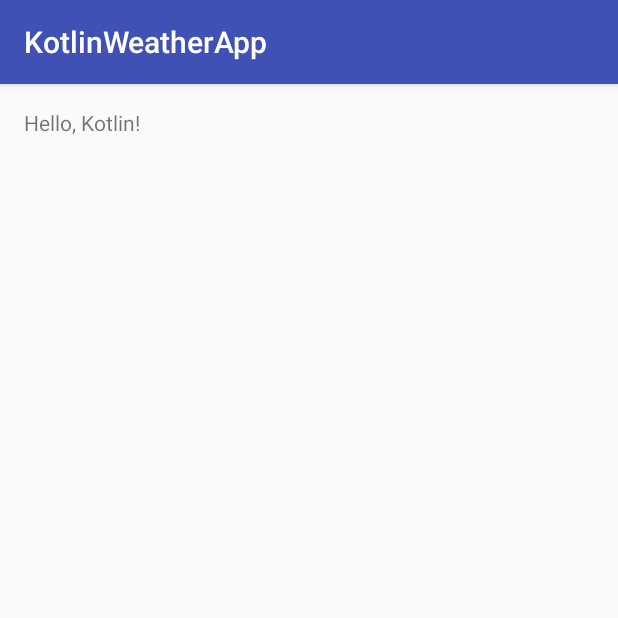
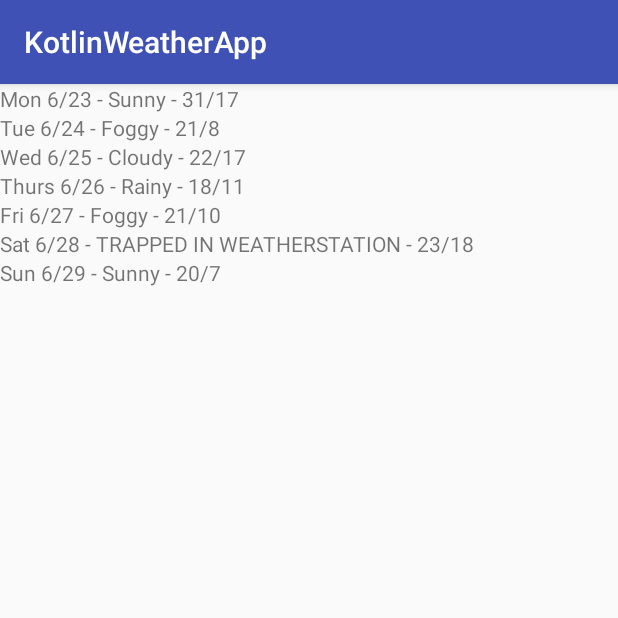
Before and after one commit to sebaslogen/KotlinWeatherApp, an Android app: the screen it shows after launch (MainActivity), on a phone screen of 412 x 824 dp, the top half of it. Run offline under Robolectric (Android 15) with nearby library versions, the phone set to English and light mode, and no system bars.

Commit message:
Kotlin classes 101

```diff
--- a/app/build.gradle
+++ b/app/build.gradle
@@ -34,6 +34,7 @@ dependencies {
     compile "com.android.support:appcompat-v7:$support_version"
     compile "org.jetbrains.kotlin:kotlin-stdlib:$kotlin_version"
     compile "org.jetbrains.anko:anko-common:$anko_version"
+    compile "com.android.support:recyclerview-v7:$support_version"
     testCompile 'junit:junit:4.12'
     androidTestCompile('com.android.support.test.espresso:espresso-core:2.2.2', {
         exclude group: 'com.android.support', module: 'support-annotations'
--- /dev/null
+++ b/app/src/main/java/com/sebaslogen/kotlinweatherapp/ForecastListAdapter.kt
@@ -0,0 +1,21 @@
+package com.sebaslogen.kotlinweatherapp
+
+import android.support.v7.widget.RecyclerView
+import android.view.ViewGroup
+import android.widget.TextView
+
+class ForecastListAdapter(val items: List<String>) :
+        RecyclerView.Adapter<ForecastListAdapter.ViewHolder>() {
+
+    override fun onCreateViewHolder(parent: ViewGroup, viewType: Int): ViewHolder {
+        return ViewHolder(TextView(parent.context))
+    }
+
+    override fun onBindViewHolder(holder: ViewHolder, position: Int) {
+        holder.textView.text = items[position]
+    }
+
+    override fun getItemCount(): Int = items.size
+
+    class ViewHolder(val textView: TextView) : RecyclerView.ViewHolder(textView)
+}
--- a/app/src/main/java/com/sebaslogen/kotlinweatherapp/MainActivity.kt
+++ b/app/src/main/java/com/sebaslogen/kotlinweatherapp/MainActivity.kt
@@ -2,13 +2,25 @@ package com.sebaslogen.kotlinweatherapp
 
 import android.support.v7.app.AppCompatActivity
 import android.os.Bundle
+import android.support.v7.widget.LinearLayoutManager
+import android.support.v7.widget.RecyclerView
 import kotlinx.android.synthetic.main.activity_main.*
 
 class MainActivity : AppCompatActivity() {
-
+    private val items = listOf(
+        "Mon 6/23 - Sunny - 31/17",
+        "Tue 6/24 - Foggy - 21/8",
+        "Wed 6/25 - Cloudy - 22/17",
+        "Thurs 6/26 - Rainy - 18/11",
+        "Fri 6/27 - Foggy - 21/10",
+        "Sat 6/28 - TRAPPED IN WEATHERSTATION - 23/18",
+        "Sun 6/29 - Sunny - 20/7"
+    )
     override fun onCreate(savedInstanceState: Bundle?) {
         super.onCreate(savedInstanceState)
         setContentView(R.layout.activity_main)
-        message.text = "Hello, Kotlin!"
+        val forecastList = findViewById(R.id.forecast_list) as RecyclerView
+        forecastList.layoutManager = LinearLayoutManager(this)
+        forecastList.adapter = ForecastListAdapter(items)
     }
 }
--- a/app/src/main/res/layout/activity_main.xml
+++ b/app/src/main/res/layout/activity_main.xml
@@ -1,18 +1,11 @@
 <?xml version="1.0" encoding="utf-8"?>
-<RelativeLayout xmlns:android="http://schemas.android.com/apk/res/android"
-    xmlns:tools="http://schemas.android.com/tools"
-    android:id="@+id/activity_main"
+<FrameLayout xmlns:android="http://schemas.android.com/apk/res/android"
     android:layout_width="match_parent"
-    android:layout_height="match_parent"
-    android:paddingBottom="@dimen/activity_vertical_margin"
-    android:paddingLeft="@dimen/activity_horizontal_margin"
-    android:paddingRight="@dimen/activity_horizontal_margin"
-    android:paddingTop="@dimen/activity_vertical_margin"
-    tools:context="com.sebaslogen.kotlinweatherapp.MainActivity">
+    android:layout_height="match_parent">
 
-    <TextView
-        android:id="@+id/message"
-        android:layout_width="wrap_content"
-        android:layout_height="wrap_content"
-        android:text="Hello World!" />
-</RelativeLayout>
+    <android.support.v7.widget.RecyclerView
+        android:id="@+id/forecast_list"
+        android:layout_width="match_parent"
+        android:layout_height="match_parent"/>
+
+</FrameLayout>
```
